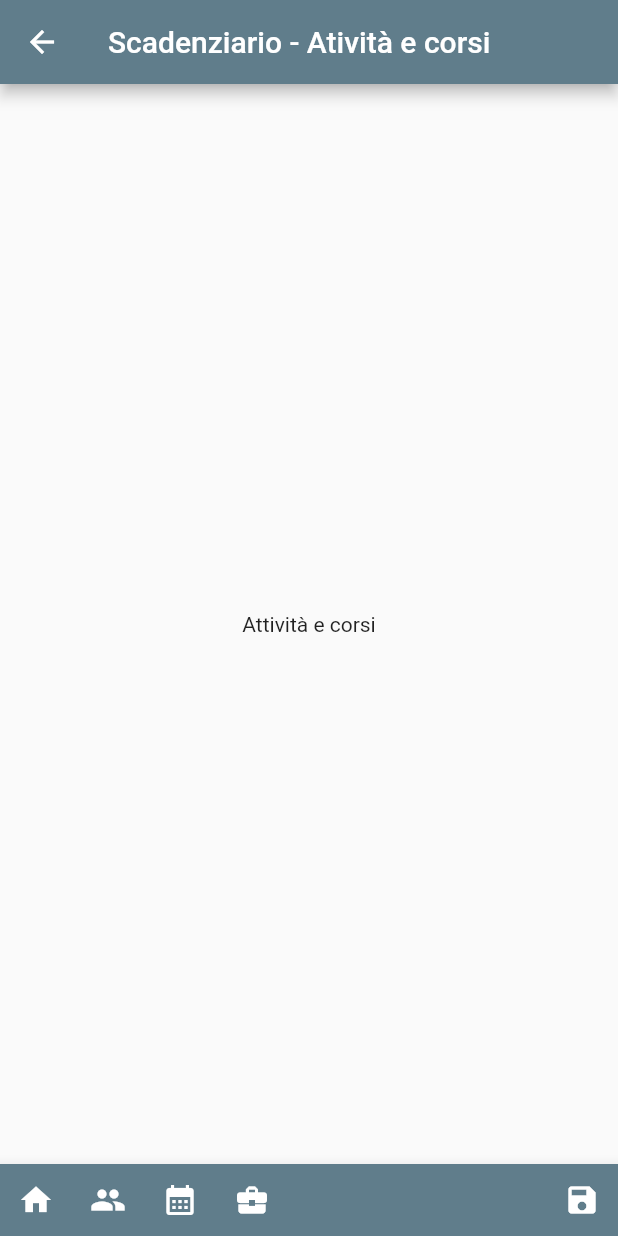
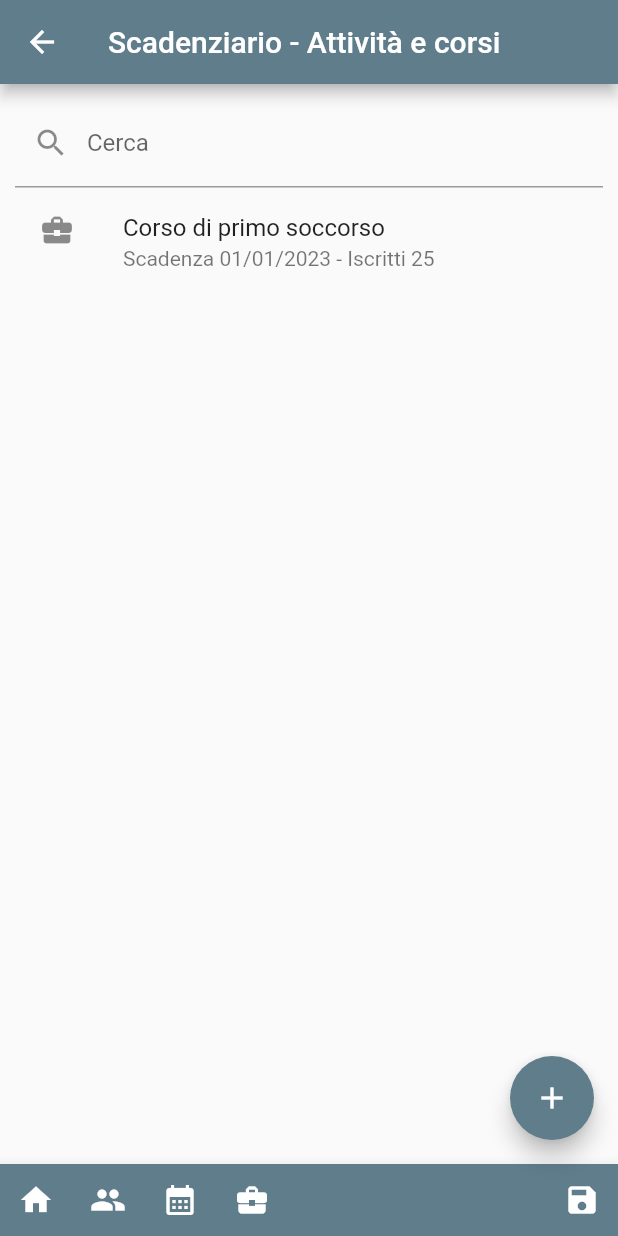
Before and after one commit to antonio-fasolato/scadenziario, a Flutter app: the ActivitiesScene screen opened by its route, on a phone screen of 412 x 824 dp. Run offline on Flutter 3.47's test engine with Material 2 defaults, Android fonts, the phone set to English and light mode, and no system bars.

Commit message:
Added activities list

```diff
--- a/lib/main.dart
+++ b/lib/main.dart
@@ -24,7 +24,7 @@ class Scadenziario extends StatelessWidget {
         "/home": (buildContext) => const HomepageScene(),
         "/people": (buildContext) => PeopleScene(),
         "/calendar": (buildContext) => const CalendarScene(),
-        "/activities": (buildContext) => const ActivitiesScene(),
+        "/activities": (buildContext) => ActivitiesScene(),
       },
       initialRoute: '/',
     );
--- a/lib/scenes/activities_scene.dart
+++ b/lib/scenes/activities_scene.dart
@@ -2,18 +2,47 @@ import 'package:flutter/material.dart';
 import 'package:scadenziario/components/footer.dart';
 
 class ActivitiesScene extends StatelessWidget {
-  const ActivitiesScene({super.key});
+  ActivitiesScene({super.key});
+
+  final GlobalKey<FormState> _formKey = GlobalKey<FormState>();
+  final TextEditingController _searchController = TextEditingController();
 
   @override
   Widget build(BuildContext context) {
     return Scaffold(
       appBar: AppBar(
-        title: const Text("Scadenziario - Atività e corsi"),
+        title: const Text("Scadenziario - Attività e corsi"),
       ),
-      body: const Center(
-        child: Text("Attività e corsi"),
+      body: Padding(
+        padding: EdgeInsets.all(10),
+        child: Column(
+          children: [
+            Form(
+                key: _formKey,
+                child: TextFormField(
+                  controller: _searchController,
+                  decoration: const InputDecoration(
+                      label: Text("Cerca"), prefixIcon: Icon(Icons.search)),
+                )),
+            ListView(
+              shrinkWrap: true,
+              children: const [
+                ListTile(
+                  title: Text("Corso di primo soccorso"),
+                  subtitle: Text("Scadenza 01/01/2023 - Iscritti 25"),
+                  leading: Icon(Icons.business_center),
+                )
+              ],
+            ),
+          ],
+        ),
       ),
       bottomNavigationBar: const Footer(),
+      floatingActionButton: FloatingActionButton(
+        onPressed: () {},
+        tooltip: "Aggiungi Attività/corso",
+        child: const Icon(Icons.add),
+      ),
     );
   }
 }
```
